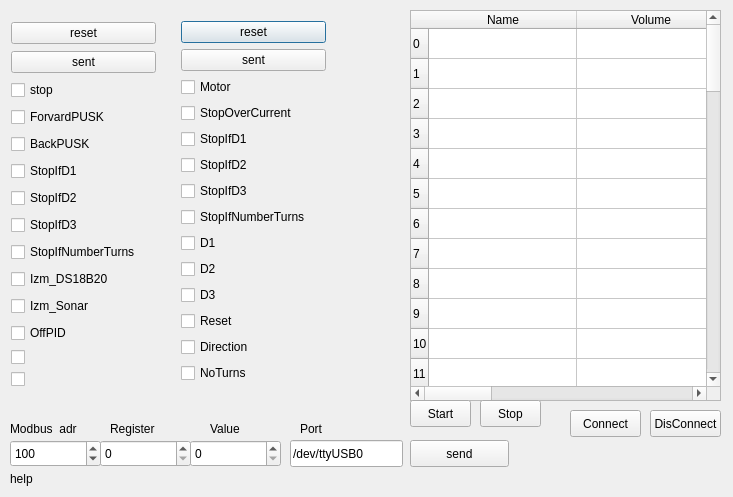
Before: the Qt Designer form dialog.ui in Wiha77/modbusctl, drawn with Qt 5.
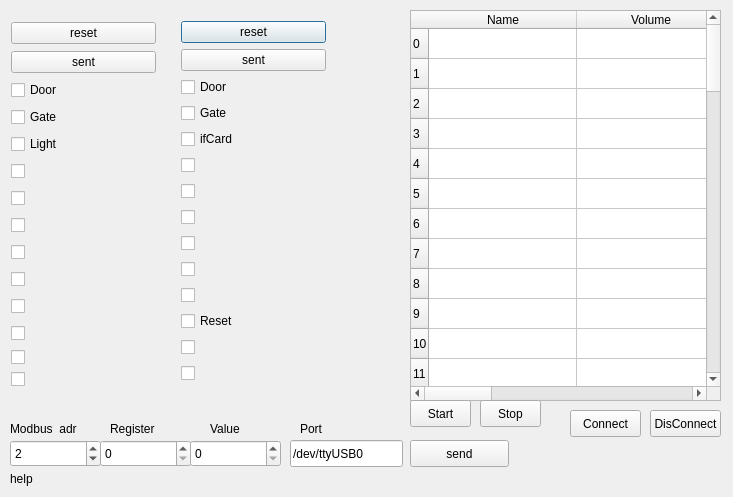
After: the same form once the commit is applied.

Patch:
```diff
--- a/dialog.ui
+++ b/dialog.ui
@@ -248,63 +248,63 @@
     <item>
      <widget class="QCheckBox" name="checkBox_f0">
       <property name="text">
-       <string>Motor</string>
+       <string>Door</string>
       </property>
      </widget>
     </item>
     <item>
      <widget class="QCheckBox" name="checkBox_f1">
       <property name="text">
-       <string>StopOverCurrent</string>
+       <string>Gate</string>
       </property>
      </widget>
     </item>
     <item>
      <widget class="QCheckBox" name="checkBox_f2">
       <property name="text">
-       <string>StopIfD1</string>
+       <string>ifCard</string>
       </property>
      </widget>
     </item>
     <item>
      <widget class="QCheckBox" name="checkBox_f3">
       <property name="text">
-       <string>StopIfD2</string>
+       <string> </string>
       </property>
      </widget>
     </item>
     <item>
      <widget class="QCheckBox" name="checkBox_f4">
       <property name="text">
-       <string>StopIfD3</string>
+       <string> </string>
       </property>
      </widget>
     </item>
     <item>
      <widget class="QCheckBox" name="checkBox_f5">
       <property name="text">
-       <string>StopIfNumberTurns</string>
+       <string> </string>
       </property>
      </widget>
     </item>
     <item>
      <widget class="QCheckBox" name="checkBox_f6">
       <property name="text">
-       <string>D1</string>
+       <string> </string>
       </property>
      </widget>
     </item>
     <item>
      <widget class="QCheckBox" name="checkBox_f7">
       <property name="text">
-       <string>D2</string>
+       <string> </string>
       </property>
      </widget>
     </item>
     <item>
      <widget class="QCheckBox" name="checkBox_f8">
       <property name="text">
-       <string>D3</string>
+       <string> </string>
       </property>
      </widget>
     </item>
@@ -318,14 +318,14 @@
     <item>
      <widget class="QCheckBox" name="checkBox_f10">
       <property name="text">
-       <string>Direction</string>
+       <string> </string>
       </property>
      </widget>
     </item>
     <item>
      <widget class="QCheckBox" name="checkBox_f11">
       <property name="text">
-       <string>NoTurns</string>
+       <string> </string>
       </property>
      </widget>
     </item>
@@ -358,70 +358,70 @@
     <item>
      <widget class="QCheckBox" name="checkBox_k0">
       <property name="text">
-       <string>stop</string>
+       <string>Door</string>
       </property>
      </widget>
     </item>
     <item>
      <widget class="QCheckBox" name="checkBox_k1">
       <property name="text">
-       <string>ForvardPUSK</string>
+       <string>Gate</string>
       </property>
      </widget>
     </item>
     <item>
      <widget class="QCheckBox" name="checkBox_k2">
       <property name="text">
-       <string>BackPUSK</string>
+       <string>Light</string>
       </property>
      </widget>
     </item>
     <item>
      <widget class="QCheckBox" name="checkBox_k3">
       <property name="text">
-       <string>StopIfD1</string>
+       <string> </string>
       </property>
      </widget>
     </item>
     <item>
      <widget class="QCheckBox" name="checkBox_k4">
       <property name="text">
-       <string>StopIfD2</string>
+       <string> </string>
       </property>
      </widget>
     </item>
     <item>
      <widget class="QCheckBox" name="checkBox_k5">
       <property name="text">
-       <string>StopIfD3</string>
+       <string> </string>
       </property>
      </widget>
     </item>
     <item>
      <widget class="QCheckBox" name="checkBox_k6">
       <property name="text">
-       <string>StopIfNumberTurns</string>
+       <string> </string>
       </property>
      </widget>
     </item>
     <item>
      <widget class="QCheckBox" name="checkBox_k7">
       <property name="text">
-       <string>Izm_DS18B20</string>
+       <string> </string>
       </property>
      </widget>
     </item>
     <item>
      <widget class="QCheckBox" name="checkBox_k8">
       <property name="text">
-       <string>Izm_Sonar</string>
+       <string> </string>
       </property>
      </widget>
     </item>
     <item>
      <widget class="QCheckBox" name="checkBox_k9">
       <property name="text">
-       <string>OffPID</string>
+       <string> </string>
       </property>
      </widget>
     </item>
@@ -467,7 +467,7 @@
     <number>65535</number>
    </property>
    <property name="value">
-    <number>100</number>
+    <number>2</number>
    </property>
   </widget>
   <widget class="QLabel" name="label">
```
